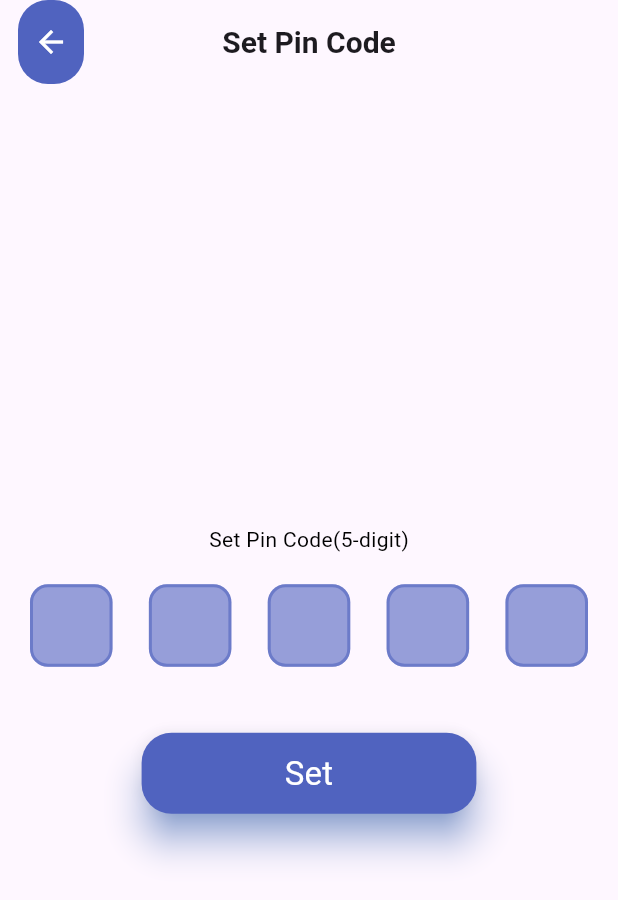
After one commit to Zayahan-Hasan-Shah/Bank-Mobile-App, a Flutter app: the PinCodeLoginScreen screen opened directly, on a phone screen of 412 x 824 dp. The commit adds this screen. Shown: the top 900 px of the screen. Run offline on Flutter 3.47's test engine with Material 3 defaults, Android fonts, the phone set to English and light mode, and no system bars; drawn by our look-alikes of pin_code_fields; our stand-ins replace connectivity_plus, device_info_plus, flutter_local_notifications, flutter_riverpod, google_fonts, image_picker and 2 more.

Commit message:
create pin code login screen and set home and bottom navigation folder

```diff
--- a/bank_app_practice/lib/core/constants.dart
+++ b/bank_app_practice/lib/core/constants.dart
@@ -1,4 +1,7 @@
 ////constants////
+
+/// hard coded pin code for temperory
+const safePin = '1234';
 
 ///app messages
 const invalidCredentialsMessage = 'The credentials provided are incorrect.';
--- /dev/null
+++ b/bank_app_practice/lib/views/auth/pinCodeLogin.dart
@@ -0,0 +1,110 @@
+import 'package:bank_app_practice/core/colors.dart';
+import 'package:bank_app_practice/core/constants.dart';
+import 'package:bank_app_practice/navigation/navigationHelper.dart';
+import 'package:bank_app_practice/routes/appRoutes.dart';
+import 'package:bank_app_practice/utils/customAppBar.dart';
+import 'package:bank_app_practice/utils/customButton.dart';
+import 'package:bank_app_practice/utils/titleText.dart';
+import 'package:flutter/material.dart';
+import 'package:pin_code_fields/pin_code_fields.dart';
+
+class PinCodeLoginScreen extends StatefulWidget {
+  const PinCodeLoginScreen({super.key});
+
+  @override
+  State<PinCodeLoginScreen> createState() => _PinCodeLoginScreenState();
+}
+
+class _PinCodeLoginScreenState extends State<PinCodeLoginScreen> {
+  String _pin = '';
+
+  void _checkPin(String value) {
+    print("Entered PIN: $value");
+    setState(() {
+      _pin = value;
+      if(_pin == safePin){
+
+      }
+    });
+
+    // Proceed with next step or validation
+  }
+
+  @override
+  Widget build(BuildContext context) {
+    return Scaffold(
+      appBar: CustomAppBar(title: spc),
+      body: Padding(
+        padding: const EdgeInsets.all(20),
+        child: Column(
+          mainAxisAlignment: MainAxisAlignment.center,
+          children: [
+            TitleText(title: spcd),
+            const SizedBox(height: 20,),
+            PinCodeTextField(
+              enableActiveFill: true,
+              appContext: context,
+              length: 5,
+              keyboardType: TextInputType.number,
+              cursorColor: ColorsPallete.iconColor,
+              obscureText: false,
+              textStyle: TextStyle(
+                fontSize: 22,
+                fontWeight: FontWeight.bold,
+                color: ColorsPallete.iconColor,
+              ),
+              pinTheme: PinTheme(
+                shape: PinCodeFieldShape.box,
+                borderRadius: BorderRadius.circular(12),
+                fieldHeight: 55,
+                fieldWidth: 55,
+                activeColor: ColorsPallete.iconColor,
+                inactiveColor: ColorsPallete.iconColor.withOpacity(0.6),
+                selectedColor: ColorsPallete.white,
+                activeFillColor: ColorsPallete.iconColor.withOpacity(0.1),
+                inactiveFillColor: ColorsPallete.iconColor.withOpacity(0.6),
+                selectedFillColor: ColorsPallete.iconColor.withOpacity(0.2),
+                borderWidth: 2,
+              ),
+              animationType: AnimationType.scale,
+              animationDuration: const Duration(milliseconds: 250),
+              onChanged: (value) => _pin = value,
+              onCompleted: _checkPin,
+            ),
+            const SizedBox(height: 40),
+            _setButton(),
+          ],
+        ),
+      ),
+    );
+  }
+
+  Widget _setButton() {
+    return SizedBox(
+      height: 30,
+      child: Center(
+        child: CustomButton(
+          heightFactor: 1.8,
+          widthFactor: 0.6,
+          borderRadiusButton: 20,
+          alignmentButton: Alignment.center,
+          onTap: () {
+            if (_pin.isNotEmpty) {
+              print("Form is valid. Proceed with phone number update.");
+              pushNamed(AppRoutes.loginScreen);
+            } else {
+              print("Form is invalid. PHone number is invalid.");
+            }
+          },
+          child: TitleText(
+            title: s,
+            fontSize: 22,
+            textAlign: TextAlign.center,
+            color: ColorsPallete.white,
+          ),
+        ),
+      ),
+    );
+  }
+
+}
--- /dev/null
+++ b/bank_app_practice/lib/views/dashboard/home/homeScreen.dart
@@ -0,0 +1,26 @@
+import 'package:flutter/material.dart';
+
+class HomeScreen extends StatefulWidget {
+  const HomeScreen({super.key});
+
+  @override
+  State<HomeScreen> createState() => _HomeScreenState();
+}
+
+class _HomeScreenState extends State<HomeScreen> {
+  @override
+  Widget build(BuildContext context) {
+    return Scaffold(
+      body: Padding(
+        padding: const EdgeInsets.all(10),
+        child: SingleChildScrollView(
+          child: Column(
+            children: [
+
+            ],
+          ),
+        ),
+      ),
+    );
+  }
+}
```
Also changed, not shown: bank_app_practice/lib/main.dart (line endings or trailing spaces), bank_app_practice/lib/views/dashboard/bottomNavigation/bottomNavigationMain.dart (added).
